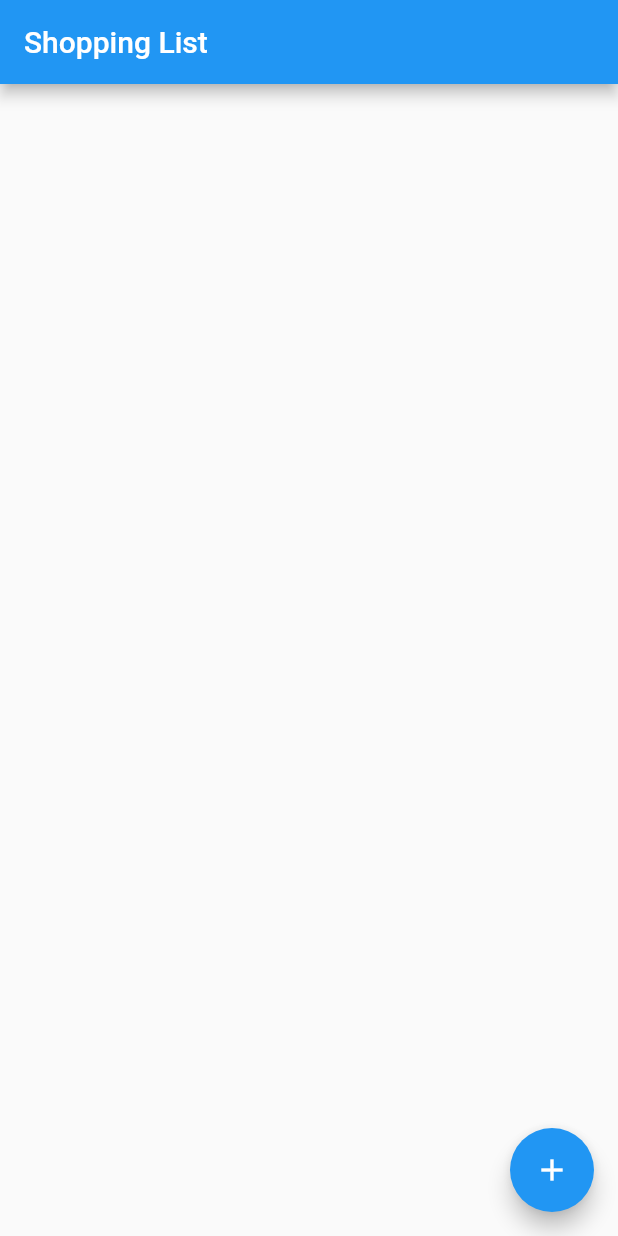
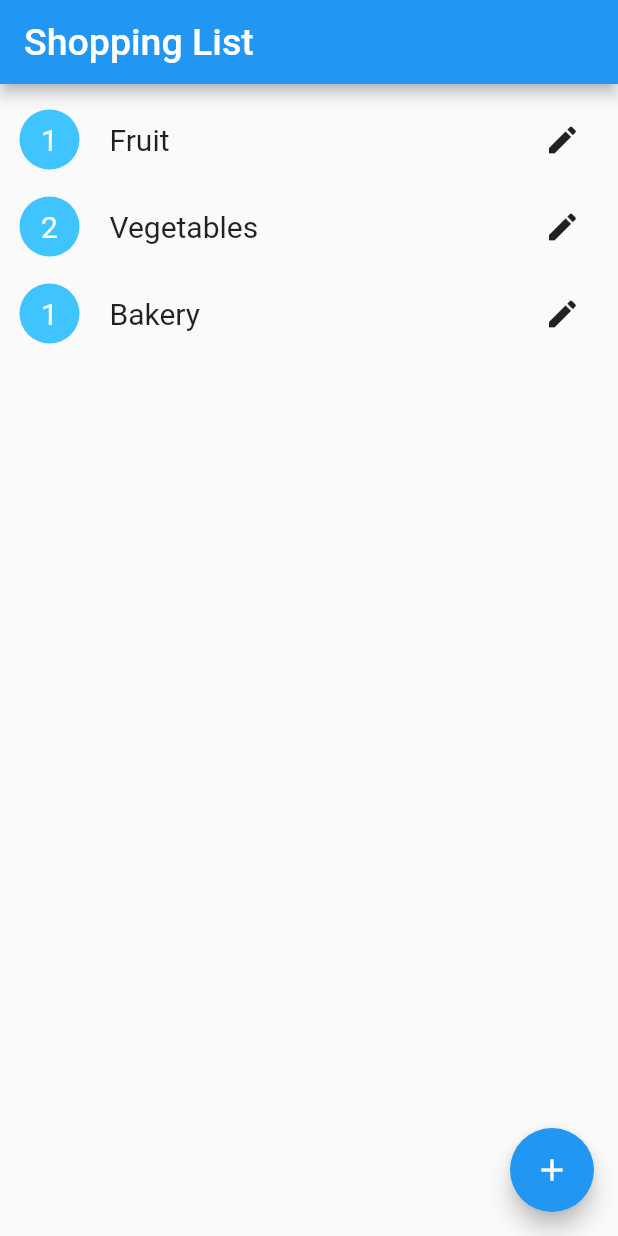
Before and after one commit to kevinle108/FlutterShoppingList_with_Riverpod, a Flutter app: the screen it shows after launch, on a phone screen of 412 x 824 dp. Run offline on Flutter 3.47's test engine with Material 2 defaults, Android fonts, the phone set to English and light mode, and no system bars.

Commit message:
most ui componenets built

```diff
--- a/lib/ListData.dart
+++ /dev/null
@@ -1,3 +0,0 @@
-class ListData {
-
-}
--- /dev/null
+++ b/lib/category_card.dart
@@ -0,0 +1,57 @@
+import 'package:flutter/material.dart';
+import 'package:flutter_shopping_list/screens/category_screen.dart';
+
+import 'screens/edit_shopping_list_card.dart';
+
+class CategoryCard extends StatelessWidget {
+  String itemName;
+  int itemPriority;
+
+  CategoryCard({required this.itemName, required this.itemPriority});
+
+  @override
+  Widget build(BuildContext context) {
+    return Padding(
+      padding: const EdgeInsets.all(5.0),
+      child: Row(
+        mainAxisAlignment: MainAxisAlignment.spaceBetween,
+        children: [
+          GestureDetector(
+            onTap: () {
+              Navigator.push(context, MaterialPageRoute(builder: (context) => CategroryScreen(itemName: itemName,)));
+            },
+            child: Row(
+              children: [
+                CircleAvatar(
+                  backgroundColor: Colors.lightBlueAccent,
+                  child: Text(
+                    itemPriority.toString(),
+                    style: TextStyle(color: Colors.white, fontSize: 20.0),
+                  ),
+                ),
+                SizedBox(
+                  width: 20.0,
+                ),
+                Text(
+                  itemName,
+                  style: TextStyle(fontSize: 20.0),
+                ),
+              ],
+            ),
+          ),
+          IconButton(
+            icon: Icon(Icons.edit),
+            onPressed: () {
+              showDialog(
+                context: context,
+                builder: (context) {
+                  return EditListCard(itemName: itemName, itemPriority: itemPriority,);
+                },
+              );
+            },
+          ),
+        ],
+      ),
+    );
+  }
+}
--- a/lib/main.dart
+++ b/lib/main.dart
@@ -25,51 +25,7 @@ class MyApp extends StatelessWidget {
         // is not restarted.
         primarySwatch: Colors.blue,
       ),
-      home: const MyHomePage(title: 'Shopping List'),
+      home: MainScreen(),
     );
   }
 }
-
-class MyHomePage extends StatefulWidget {
-  const MyHomePage({Key? key, required this.title}) : super(key: key);
-
-  // This widget is the home page of your application. It is stateful, meaning
-  // that it has a State object (defined below) that contains fields that affect
-  // how it looks.
-
-  // This class is the configuration for the state. It holds the values (in this
-  // case the title) provided by the parent (in this case the App widget) and
-  // used by the build method of the State. Fields in a Widget subclass are
-  // always marked "final".
-
-  final String title;
-
-  @override
-  State<MyHomePage> createState() => _MyHomePageState();
-}
-
-class _MyHomePageState extends State<MyHomePage> {
-  int _counter = 0;
-
-  void _incrementCounter() {
-    setState(() {
-      // This call to setState tells the Flutter framework that something has
-      // changed in this State, which causes it to rerun the build method below
-      // so that the display can reflect the updated values. If we changed
-      // _counter without calling setState(), then the build method would not be
-      // called again, and so nothing would appear to happen.
-      _counter++;
-    });
-  }
-
-  @override
-  Widget build(BuildContext context) {
-    // This method is rerun every time setState is called, for instance as done
-    // by the _incrementCounter method above.
-    //
-    // The Flutter framework has been optimized to make rerunning build methods
-    // fast, so that you can just rebuild anything that needs updating rather
-    // than having to individually change instances of widgets.
-    return MainScreen();
-  }
-}
--- a/lib/screens/main_screen.dart
+++ b/lib/screens/main_screen.dart
@@ -1,4 +1,5 @@
 import 'package:flutter/material.dart';
+import 'package:flutter_shopping_list/category_card.dart';
 import 'package:flutter_shopping_list/screens/edit_shopping_list_card.dart';
 
 class MainScreen extends StatelessWidget {
@@ -6,21 +7,31 @@ class MainScreen extends StatelessWidget {
   Widget build(BuildContext context) {
     return Scaffold(
       appBar: AppBar(
-        title: Text('Shopping List'),
+        title: Text(
+            'Shopping List',
+            style: TextStyle(fontSize: 25.0),
+        ),
       ),
       floatingActionButton: FloatingActionButton(
         child: Icon(Icons.add),
         onPressed: () {
-          showDialog(
-            context: context,
-            builder: (context) {
-              return EditListCard();
-            },
-          );
+          // showDialog(
+          //   context: context,
+          //   builder: (context) {
+          //     return EditListCard();
+          //   },
+          // );
         },
       ),
-      body: Column(
-        children: [],
+      body: Padding(
+        padding: const EdgeInsets.all(8.0),
+        child: Column(
+          children: [
+            CategoryCard(itemName: 'Fruit', itemPriority: 1,),
+            CategoryCard(itemName: 'Vegetables', itemPriority: 2,),
+            CategoryCard(itemName: 'Bakery', itemPriority: 1,),
+          ],
+        ),
       ),
     );
   }
```
Also changed, not shown: lib/models/shopping_item.dart (added, +14 -0 lines), lib/screens/category_screen.dart (added, +42 -0 lines), lib/screens/edit_shopping_list_card.dart (+7 -2 lines), lib/screens/item_card.dart (added, +39 -0 lines).
